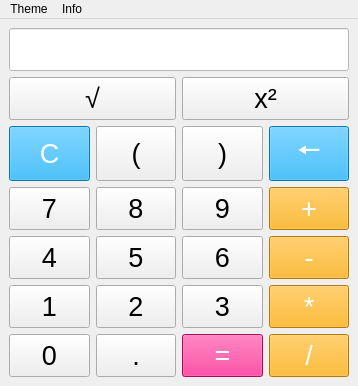
Qt form ui.ui (l1mafresh/simple-calc) before a commit.
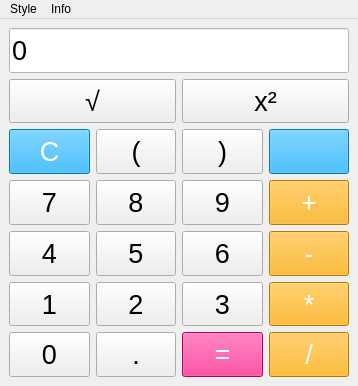
The same form after that commit. Icons and pictures are not drawn.

```diff
--- a/ui.ui
+++ b/ui.ui
@@ -277,7 +277,17 @@
 background-color: rgb(0, 170, 255);</string>
         </property>
         <property name="text">
-         <string>🠔</string>
+         <string/>
+        </property>
+        <property name="icon">
+         <iconset>
+          <normaloff>undo-icon.png</normaloff>undo-icon.png</iconset>
+        </property>
+        <property name="iconSize">
+         <size>
+          <width>32</width>
+          <height>32</height>
+         </size>
         </property>
        </widget>
       </item>
@@ -428,6 +438,9 @@
          <string notr="true">background-color: rgb(255, 255, 255);
 color: rgb(0, 0, 0);</string>
         </property>
+        <property name="text">
+         <string>0</string>
+        </property>
        </widget>
       </item>
       <item row="1" column="0" colspan="2">
@@ -479,9 +492,9 @@
      <height>23</height>
     </rect>
    </property>
-   <widget class="QMenu" name="menu_theme">
+   <widget class="QMenu" name="menu_style">
     <property name="title">
-     <string>Theme</string>
+     <string>Style</string>
     </property>
     <addaction name="act_system"/>
     <addaction name="act_light"/>
@@ -496,7 +509,7 @@
     </property>
     <addaction name="act_info"/>
    </widget>
-   <addaction name="menu_theme"/>
+   <addaction name="menu_style"/>
    <addaction name="menu_info"/>
   </widget>
   <action name="act_info">
```
Left out of the diff: 4 changed lines with no effect on the pictures.
